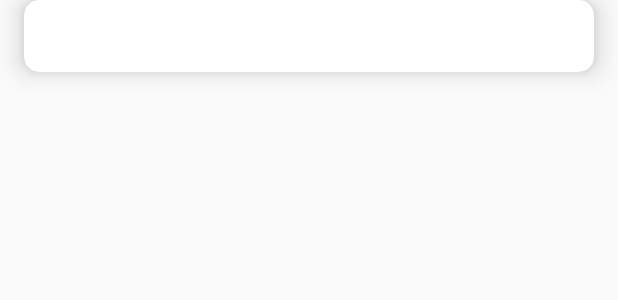
After one commit to medhassno1/CourseManagement, an Android app: the layout activity_task_detail.xml on its own in the app's theme, with its tools: preview values and no code run, on a phone screen of 412 x 824 dp. The commit adds this screen. Shown: the top 300 px of the screen. Run offline under Robolectric (Android 15) with nearby library versions, the phone set to English and light mode, and no system bars.

Commit message:
创建任务详情分支，开始开发

```diff
--- a/CourseManagement/app/build.gradle
+++ b/CourseManagement/app/build.gradle
@@ -26,4 +26,5 @@ dependencies {
     compile 'com.android.support:design:23.1.0'
     compile 'de.hdodenhof:circleimageview:2.0.0'
     compile 'com.github.traex.rippleeffect:library:1.3'
+    compile 'com.android.support:cardview-v7:23.1.0'
 }
--- /dev/null
+++ b/CourseManagement/app/src/main/java/com/ftd/schaepher/coursemanagement/activities/TaskDetailActivity.java
@@ -0,0 +1,11 @@
+package com.ftd.schaepher.coursemanagement.activities;
+
+import android.support.v7.app.AppCompatActivity;
+
+/**
+ * Created by sxq on 2015/10/31.
+ * 任务详情页面
+ */
+public class TaskDetailActivity extends AppCompatActivity {
+
+}
--- /dev/null
+++ b/CourseManagement/app/src/main/res/layout/activity_task_detail.xml
@@ -0,0 +1,24 @@
+<?xml version="1.0" encoding="utf-8"?>
+<LinearLayout xmlns:android="http://schemas.android.com/apk/res/android"
+    xmlns:app="http://schemas.android.com/apk/res-auto"
+    android:layout_width="match_parent"
+    android:layout_height="match_parent"
+    android:orientation="vertical">
+
+    <android.support.v7.widget.CardView
+        android:layout_width="match_parent"
+        android:layout_height="wrap_content"
+        android:layout_marginBottom="16dp"
+        android:layout_marginLeft="16dp"
+        android:layout_marginRight="16dp"
+        app:cardCornerRadius="10dp"
+        app:cardElevation="10dp">
+
+        <LinearLayout
+            style="@style/CardView.Content"
+            android:layout_width="match_parent"
+            android:layout_height="wrap_content">
+
+        </LinearLayout>
+    </android.support.v7.widget.CardView>
+</LinearLayout>
--- a/CourseManagement/app/src/main/res/values/styles.xml
+++ b/CourseManagement/app/src/main/res/values/styles.xml
@@ -11,4 +11,11 @@
         <item name="windowActionBar">false</item>
         <item name="windowNoTitle">true</item>
     </style>
+    <style name="CardView.Content" parent="android:Widget">
+        <item name="android:paddingLeft">16dp</item>
+        <item name="android:paddingRight">16dp</item>
+        <item name="android:paddingTop">24dp</item>
+        <item name="android:paddingBottom">24dp</item>
+        <item name="android:orientation">vertical</item>
+    </style>
 </resources>
```
Also changed, not shown: 1 other file.
